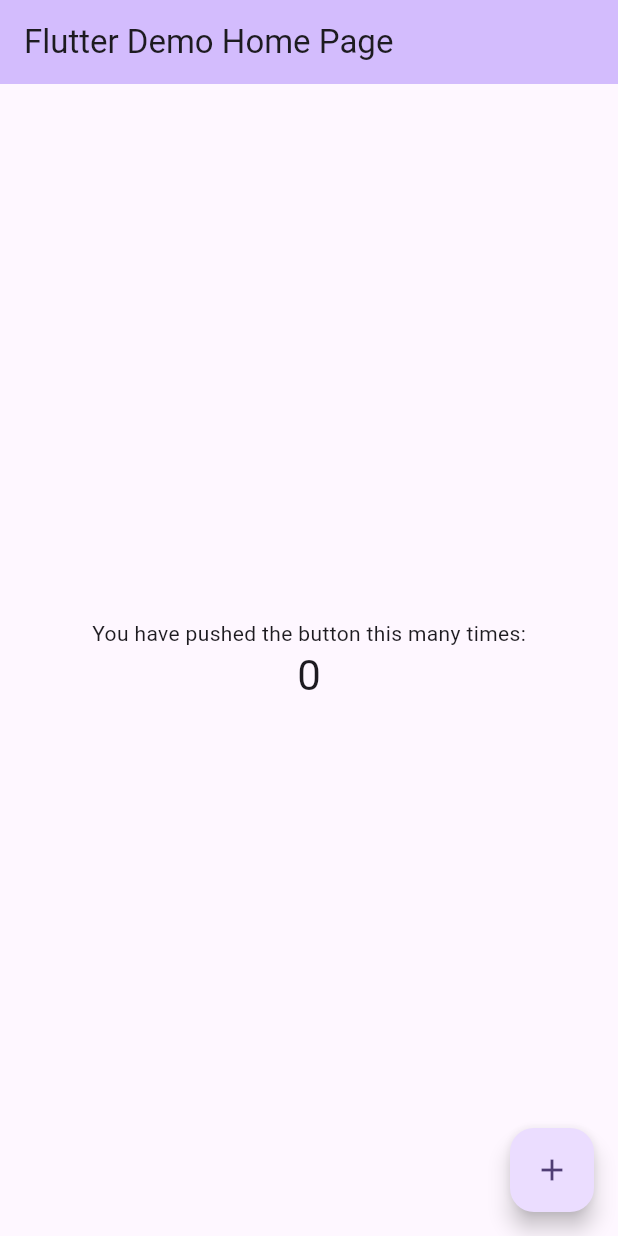
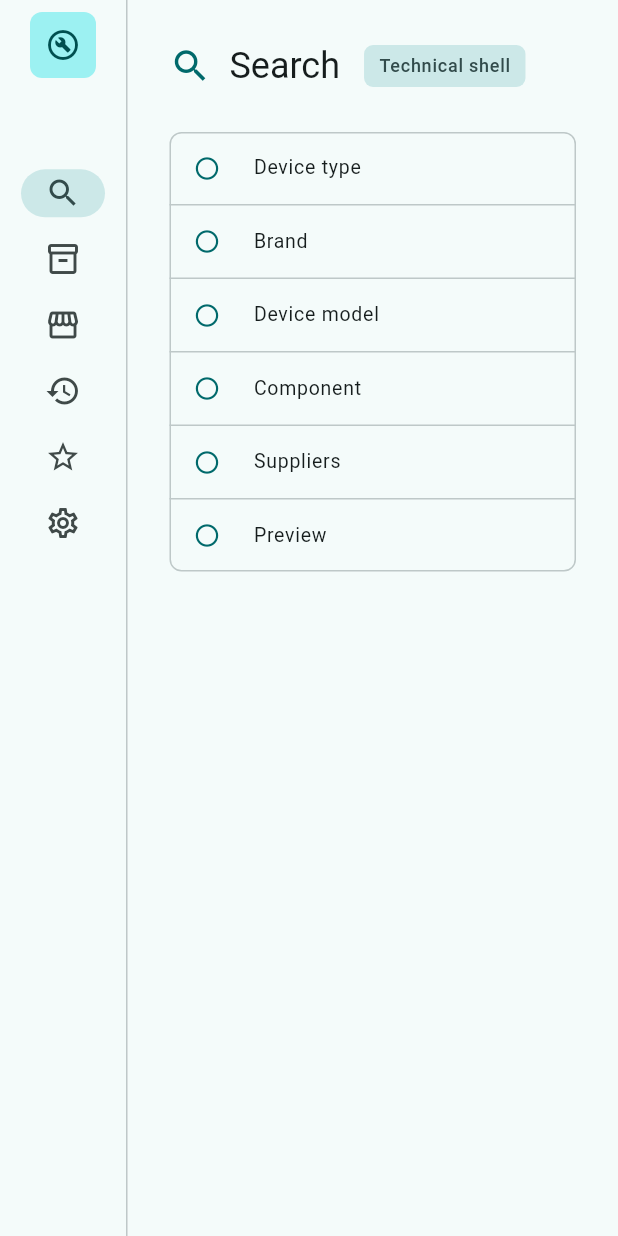
Before and after one commit to DavideDiSant0/MorenoProject, a Flutter app: the screen it shows after launch, on a phone screen of 412 x 824 dp. Run offline on Flutter 3.47's test engine with Material 3 defaults, Android fonts, the phone set to English and light mode, and no system bars; our stand-ins replace drift, flutter_riverpod, go_router; accounts and stored records are empty; generated files the repository leaves out were written again.

Commit message:
Add app routing, theme, presentation screens, and app shell; update navigation docs and main entrypoint

```diff
--- /dev/null
+++ b/lib/app/routing/app_destination.dart
@@ -0,0 +1,60 @@
+import 'package:flutter/material.dart';
+
+/// Destinazioni principali della shell desktop.
+enum AppDestination {
+  search(
+    path: '/search',
+    label: 'Search',
+    icon: Icons.search_outlined,
+    selectedIcon: Icons.search,
+  ),
+  catalog(
+    path: '/catalog',
+    label: 'Catalog',
+    icon: Icons.inventory_2_outlined,
+    selectedIcon: Icons.inventory_2,
+  ),
+  suppliers(
+    path: '/suppliers',
+    label: 'Suppliers',
+    icon: Icons.storefront_outlined,
+    selectedIcon: Icons.storefront,
+  ),
+  history(
+    path: '/history',
+    label: 'History',
+    icon: Icons.history_outlined,
+    selectedIcon: Icons.history,
+  ),
+  favorites(
+    path: '/favorites',
+    label: 'Favorites',
+    icon: Icons.star_border,
+    selectedIcon: Icons.star,
+  ),
+  settings(
+    path: '/settings',
+    label: 'Settings',
+    icon: Icons.settings_outlined,
+    selectedIcon: Icons.settings,
+  );
+
+  const AppDestination({
+    required this.path,
+    required this.label,
+    required this.icon,
+    required this.selectedIcon,
+  });
+
+  final String path;
+  final String label;
+  final IconData icon;
+  final IconData selectedIcon;
+
+  static AppDestination fromPath(String path) {
+    return values.firstWhere(
+      (destination) => path == destination.path,
+      orElse: () => search,
+    );
+  }
+}
--- /dev/null
+++ b/lib/app/routing/app_router.dart
@@ -0,0 +1,57 @@
+import 'package:flutter/widgets.dart';
+import 'package:go_router/go_router.dart';
+import 'package:repair_parts_finder/app/routing/app_destination.dart';
+import 'package:repair_parts_finder/presentation/screens/catalog_screen.dart';
+import 'package:repair_parts_finder/presentation/screens/favorites_screen.dart';
+import 'package:repair_parts_finder/presentation/screens/history_screen.dart';
+import 'package:repair_parts_finder/presentation/screens/search_screen.dart';
+import 'package:repair_parts_finder/presentation/screens/settings_screen.dart';
+import 'package:repair_parts_finder/presentation/screens/suppliers_screen.dart';
+import 'package:repair_parts_finder/presentation/widgets/app_shell.dart';
+
+final _rootNavigatorKey = GlobalKey<NavigatorState>();
+
+GoRouter buildAppRouter() {
+  return GoRouter(
+    navigatorKey: _rootNavigatorKey,
+    initialLocation: AppDestination.search.path,
+    routes: [
+      GoRoute(
+        path: '/',
+        redirect: (context, state) => AppDestination.search.path,
+      ),
+      ShellRoute(
+        builder: (context, state, child) => AppShell(
+          selectedDestination: AppDestination.fromPath(state.uri.path),
+          child: child,
+        ),
+        routes: [
+          GoRoute(
+            path: AppDestination.search.path,
+            builder: (context, state) => const SearchScreen(),
+          ),
+          GoRoute(
+            path: AppDestination.catalog.path,
+            builder: (context, state) => const CatalogScreen(),
+          ),
+          GoRoute(
+            path: AppDestination.suppliers.path,
+            builder: (context, state) => const SuppliersScreen(),
+          ),
+          GoRoute(
+            path: AppDestination.history.path,
+            builder: (context, state) => const HistoryScreen(),
+          ),
+          GoRoute(
+            path: AppDestination.favorites.path,
+            builder: (context, state) => const FavoritesScreen(),
+          ),
+          GoRoute(
+            path: AppDestination.settings.path,
+            builder: (context, state) => const SettingsScreen(),
+          ),
+        ],
+      ),
+    ],
+  );
+}
--- /dev/null
+++ b/lib/app/theme/app_theme.dart
@@ -0,0 +1,20 @@
+import 'package:flutter/material.dart';
+
+ThemeData buildAppTheme() {
+  const seedColor = Color(0xFF216869);
+
+  return ThemeData(
+    colorScheme: ColorScheme.fromSeed(
+      seedColor: seedColor,
+      brightness: Brightness.light,
+    ),
+    useMaterial3: true,
+    visualDensity: VisualDensity.standard,
+    scaffoldBackgroundColor: const Color(0xFFF6F7F8),
+    navigationRailTheme: const NavigationRailThemeData(
+      minWidth: 84,
+      minExtendedWidth: 220,
+      groupAlignment: -0.92,
+    ),
+  );
+}
--- a/lib/main.dart
+++ b/lib/main.dart
@@ -1,122 +1,22 @@
 import 'package:flutter/material.dart';
+import 'package:flutter_riverpod/flutter_riverpod.dart';
+import 'package:repair_parts_finder/app/routing/app_router.dart';
+import 'package:repair_parts_finder/app/theme/app_theme.dart';
 
 void main() {
-  runApp(const MyApp());
+  runApp(const ProviderScope(child: RepairPartsFinderApp()));
 }
 
-class MyApp extends StatelessWidget {
-  const MyApp({super.key});
+class RepairPartsFinderApp extends StatelessWidget {
+  const RepairPartsFinderApp({super.key});
 
-  // This widget is the root of your application.
   @override
   Widget build(BuildContext context) {
-    return MaterialApp(
-      title: 'Flutter Demo',
-      theme: ThemeData(
-        // This is the theme of your application.
-        //
-        // TRY THIS: Try running your application with "flutter run". You'll see
-        // the application has a purple toolbar. Then, without quitting the app,
-        // try changing the seedColor in the colorScheme below to Colors.green
-        // and then invoke "hot reload" (save your changes or press the "hot
-        // reload" button in a Flutter-supported IDE, or press "r" if you used
-        // the command line to start the app).
-        //
-        // Notice that the counter didn't reset back to zero; the application
-        // state is not lost during the reload. To reset the state, use hot
-        // restart instead.
-        //
-        // This works for code too, not just values: Most code changes can be
-        // tested with just a hot reload.
-        colorScheme: .fromSeed(seedColor: Colors.deepPurple),
-      ),
-      home: const MyHomePage(title: 'Flutter Demo Home Page'),
+    return MaterialApp.router(
+      title: 'Repair Parts Finder',
+      theme: buildAppTheme(),
+      routerConfig: buildAppRouter(),
+      debugShowCheckedModeBanner: false,
     );
   }
 }
-
-class MyHomePage extends StatefulWidget {
-  const MyHomePage({super.key, required this.title});
-
-  // This widget is the home page of your application. It is stateful, meaning
-  // that it has a State object (defined below) that contains fields that affect
-  // how it looks.
-
-  // This class is the configuration for the state. It holds the values (in this
-  // case the title) provided by the parent (in this case the App widget) and
-  // used by the build method of the State. Fields in a Widget subclass are
-  // always marked "final".
-
-  final String title;
-
-  @override
-  State<MyHomePage> createState() => _MyHomePageState();
-}
-
-class _MyHomePageState extends State<MyHomePage> {
-  int _counter = 0;
-
-  void _incrementCounter() {
-    setState(() {
-      // This call to setState tells the Flutter framework that something has
-      // changed in this State, which causes it to rerun the build method below
-      // so that the display can reflect the updated values. If we changed
-      // _counter without calling setState(), then the build method would not be
-      // called again, and so nothing would appear to happen.
-      _counter++;
-    });
-  }
-
-  @override
-  Widget build(BuildContext context) {
-    // This method is rerun every time setState is called, for instance as done
-    // by the _incrementCounter method above.
-    //
-    // The Flutter framework has been optimized to make rerunning build methods
-    // fast, so that you can just rebuild anything that needs updating rather
-    // than having to individually change instances of widgets.
-    return Scaffold(
-      appBar: AppBar(
-        // TRY THIS: Try changing the color here to a specific color (to
-        // Colors.amber, perhaps?) and trigger a hot reload to see the AppBar
-        // change color while the other colors stay the same.
-        backgroundColor: Theme.of(context).colorScheme.inversePrimary,
-        // Here we take the value from the MyHomePage object that was created by
-        // the App.build method, and use it to set our appbar title.
-        title: Text(widget.title),
-      ),
-      body: Center(
-        // Center is a layout widget. It takes a single child and positions it
-        // in the middle of the parent.
-        child: Column(
-          // Column is also a layout widget. It takes a list of children and
-          // arranges them vertically. By default, it sizes itself to fit its
-          // children horizontally, and tries to be as tall as its parent.
-          //
-          // Column has various properties to control how it sizes itself and
-          // how it positions its children. Here we use mainAxisAlignment to
-          // center the children vertically; the main axis here is the vertical
-          // axis because Columns are vertical (the cross axis would be
-          // horizontal).
-          //
-          // TRY THIS: Invoke "debug painting" (choose the "Toggle Debug Paint"
-          // action in the IDE, or press "p" in the console), to see the
-          // wireframe for each widget.
-          mainAxisAlignment: .center,
-          children: [
-            const Text('You have pushed the button this many times:'),
-            Text(
-              '$_counter',
-              style: Theme.of(context).textTheme.headlineMedium,
-            ),
-          ],
-        ),
-      ),
-      floatingActionButton: FloatingActionButton(
-        onPressed: _incrementCounter,
-        tooltip: 'Increment',
-        child: const Icon(Icons.add),
-      ),
-    );
-  }
-}
--- /dev/null
+++ b/lib/presentation/screens/catalog_screen.dart
@@ -0,0 +1,21 @@
+import 'package:flutter/material.dart';
+import 'package:repair_parts_finder/presentation/widgets/technical_section_view.dart';
+
+class CatalogScreen extends StatelessWidget {
+  const CatalogScreen({super.key});
+
+  @override
+  Widget build(BuildContext context) {
+    return const TechnicalSectionView(
+      title: 'Catalog',
+      icon: Icons.inventory_2,
+      sections: [
+        'Device types',
+        'Brands',
+        'Device models',
+        'Components',
+        'Compatibility',
+      ],
+    );
+  }
+}
--- /dev/null
+++ b/lib/presentation/screens/favorites_screen.dart
@@ -0,0 +1,15 @@
+import 'package:flutter/material.dart';
+import 'package:repair_parts_finder/presentation/widgets/technical_section_view.dart';
+
+class FavoritesScreen extends StatelessWidget {
+  const FavoritesScreen({super.key});
+
+  @override
+  Widget build(BuildContext context) {
+    return const TechnicalSectionView(
+      title: 'Favorites',
+      icon: Icons.star,
+      sections: ['Saved combinations', 'Preferred suppliers', 'Quick repeat'],
+    );
+  }
+}
--- /dev/null
+++ b/lib/presentation/screens/history_screen.dart
@@ -0,0 +1,20 @@
+import 'package:flutter/material.dart';
+import 'package:repair_parts_finder/presentation/widgets/technical_section_view.dart';
+
+class HistoryScreen extends StatelessWidget {
+  const HistoryScreen({super.key});
+
+  @override
+  Widget build(BuildContext context) {
+    return const TechnicalSectionView(
+      title: 'History',
+      icon: Icons.history,
+      sections: [
+        'Recent searches',
+        'Generated queries',
+        'Opened suppliers',
+        'Repeat search',
+      ],
+    );
+  }
+}
--- /dev/null
+++ b/lib/presentation/screens/search_screen.dart
@@ -0,0 +1,22 @@
+import 'package:flutter/material.dart';
+import 'package:repair_parts_finder/presentation/widgets/technical_section_view.dart';
+
+class SearchScreen extends StatelessWidget {
+  const SearchScreen({super.key});
+
+  @override
+  Widget build(BuildContext context) {
+    return const TechnicalSectionView(
+      title: 'Search',
+      icon: Icons.search,
+      sections: [
+        'Device type',
+        'Brand',
+        'Device model',
+        'Component',
+        'Suppliers',
+        'Preview',
+      ],
+    );
+  }
+}
--- /dev/null
+++ b/lib/presentation/screens/settings_screen.dart
@@ -0,0 +1,20 @@
+import 'package:flutter/material.dart';
+import 'package:repair_parts_finder/presentation/widgets/technical_section_view.dart';
+
+class SettingsScreen extends StatelessWidget {
+  const SettingsScreen({super.key});
+
+  @override
+  Widget build(BuildContext context) {
+    return const TechnicalSectionView(
+      title: 'Settings',
+      icon: Icons.settings,
+      sections: [
+        'Open confirmation',
+        'Maximum pages',
+        'History',
+        'Local backup',
+      ],
+    );
+  }
+}
--- /dev/null
+++ b/lib/presentation/screens/suppliers_screen.dart
@@ -0,0 +1,20 @@
+import 'package:flutter/material.dart';
+import 'package:repair_parts_finder/presentation/widgets/technical_section_view.dart';
+
+class SuppliersScreen extends StatelessWidget {
+  const SuppliersScreen({super.key});
+
+  @override
+  Widget build(BuildContext context) {
+    return const TechnicalSectionView(
+      title: 'Suppliers',
+      icon: Icons.storefront,
+      sections: [
+        'Supplier list',
+        'URL templates',
+        'Device type compatibility',
+        'Display order',
+      ],
+    );
+  }
+}
--- /dev/null
+++ b/lib/presentation/widgets/app_shell.dart
@@ -0,0 +1,75 @@
+import 'package:flutter/material.dart';
+import 'package:go_router/go_router.dart';
+import 'package:repair_parts_finder/app/routing/app_destination.dart';
+
+class AppShell extends StatelessWidget {
+  const AppShell({
+    required this.selectedDestination,
+    required this.child,
+    super.key,
+  });
+
+  final AppDestination selectedDestination;
+  final Widget child;
+
+  @override
+  Widget build(BuildContext context) {
+    final selectedIndex = AppDestination.values.indexOf(selectedDestination);
+
+    return Scaffold(
+      body: SafeArea(
+        child: Row(
+          children: [
+            NavigationRail(
+              extended: MediaQuery.sizeOf(context).width >= 1040,
+              selectedIndex: selectedIndex,
+              onDestinationSelected: (index) {
+                context.go(AppDestination.values[index].path);
+              },
+              leading: const _ShellBrand(),
+              destinations: [
+                for (final destination in AppDestination.values)
+                  NavigationRailDestination(
+                    icon: Icon(destination.icon),
+                    selectedIcon: Icon(destination.selectedIcon),
+                    label: Text(destination.label),
+                  ),
+              ],
+            ),
+            const VerticalDivider(width: 1),
+            Expanded(child: child),
+          ],
+        ),
+      ),
+    );
+  }
+}
+
+class _ShellBrand extends StatelessWidget {
+  const _ShellBrand();
+
+  @override
+  Widget build(BuildContext context) {
+    final colorScheme = Theme.of(context).colorScheme;
+
+    return Padding(
+      padding: const EdgeInsets.only(bottom: 28),
+      child: Tooltip(
+        message: 'Repair Parts Finder',
+        child: SizedBox.square(
+          dimension: 44,
+          child: DecoratedBox(
+            decoration: BoxDecoration(
+              color: colorScheme.primaryContainer,
+              borderRadius: BorderRadius.circular(8),
+            ),
+            child: Icon(
+              Icons.build_circle_outlined,
+              color: colorScheme.onPrimaryContainer,
+            ),
+          ),
+        ),
+      ),
+    );
+  }
+}
--- /dev/null
+++ b/lib/presentation/widgets/technical_section_view.dart
@@ -0,0 +1,83 @@
+import 'package:flutter/material.dart';
+
+class TechnicalSectionView extends StatelessWidget {
+  const TechnicalSectionView({
+    required this.title,
+    required this.icon,
+    required this.sections,
+    super.key,
+  });
+
+  final String title;
+  final IconData icon;
+  final List<String> sections;
+
+  @override
+  Widget build(BuildContext context) {
+    final colorScheme = Theme.of(context).colorScheme;
+    final textTheme = Theme.of(context).textTheme;
+
+    return ColoredBox(
+      color: colorScheme.surface,
+      child: Padding(
+        padding: const EdgeInsets.all(28),
+        child: Column(
+          crossAxisAlignment: CrossAxisAlignment.start,
+          children: [
+            Row(
+              children: [
+                Icon(icon, color: colorScheme.primary, size: 28),
+                const SizedBox(width: 12),
+                Text(title, style: textTheme.headlineSmall),
+                const SizedBox(width: 16),
+                DecoratedBox(
+                  decoration: BoxDecoration(
+                    color: colorScheme.secondaryContainer,
+                    borderRadius: BorderRadius.circular(6),
+                  ),
+                  child: Padding(
+                    padding: const EdgeInsets.symmetric(
+                      horizontal: 10,
+                      vertical: 6,
+                    ),
+                    child: Text(
+                      'Technical shell',
+                      style: textTheme.labelMedium?.copyWith(
+                        color: colorScheme.onSecondaryContainer,
+                      ),
+                    ),
+                  ),
+                ),
+              ],
+            ),
+            const SizedBox(height: 28),
+            ConstrainedBox(
+              constraints: const BoxConstraints(maxWidth: 760),
+              child: DecoratedBox(
+                decoration: BoxDecoration(
+                  border: Border.all(color: colorScheme.outlineVariant),
+                  borderRadius: BorderRadius.circular(8),
+                ),
+                child: ListView.separated(
+                  shrinkWrap: true,
+                  itemCount: sections.length,
+                  separatorBuilder: (context, index) =>
+                      Divider(height: 1, color: colorScheme.outlineVariant),
+                  itemBuilder: (context, index) => ListTile(
+                    leading: Icon(
+                      Icons.radio_button_unchecked,
+                      size: 18,
+                      color: colorScheme.primary,
+                    ),
+                    title: Text(sections[index]),
+                    dense: true,
+                  ),
+                ),
+              ),
+            ),
+          ],
+        ),
+      ),
+    );
+  }
+}
```
Also changed, not shown: 8 other files.
